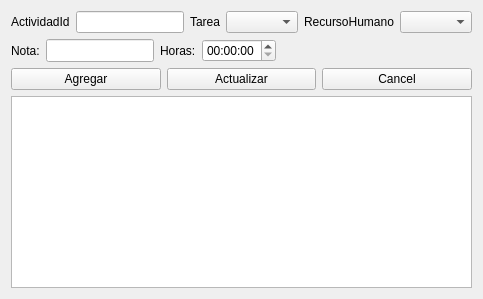
CocoMarck/administracionDeActividades, file views/ui/actividad_form.ui: the form before one commit.
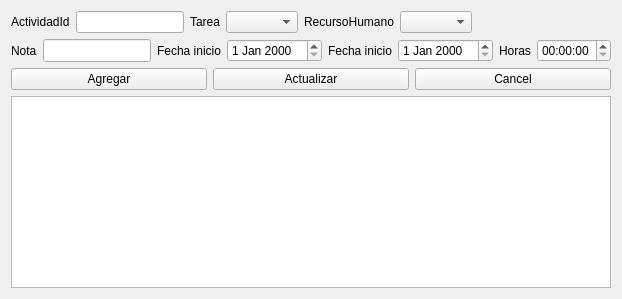
The form after the commit.

Commit message: Tabla Actividad | Metodo update

```diff
--- a/views/ui/actividad_form.ui
+++ b/views/ui/actividad_form.ui
@@ -115,7 +115,7 @@
      <!-- Nota -->
      <item>
       <widget class="QLabel" name="label_note">
-       <property name="text"> <string>Nota:</string> </property>
+       <property name="text"> <string>Nota</string> </property>
        
        <property name="sizePolicy">
         <sizepolicy hsizetype="Fixed" vsizetype="Preferred">
@@ -138,11 +138,62 @@
       </widget>
      </item>
      
+     <!-- Fecha inicio -->
+     <item>
+      <widget class="QLabel" name="label_start_date">
+       <property name="text"> <string>Fecha inicio</string> </property>
+       
+       <property name="sizePolicy">
+        <sizepolicy hsizetype="Fixed" vsizetype="Preferred">
+         <horstretch>0</horstretch><verstretch>0</verstretch>
+        </sizepolicy>
+       </property>
+
+      </widget>
+     </item>
+     
+     <item>
+      <widget class="QDateEdit" name="start_date">
+       <property name="sizePolicy">
+        <sizepolicy hsizetype="Fixed" vsizetype="Preferred">
+         <horstretch>1</horstretch><verstretch>1</verstretch>
+        </sizepolicy>
+       </property>
+
+      </widget>
+     </item>
+     
+     
+     <!-- Fecha fin -->
+     <item>
+      <widget class="QLabel" name="label_end_date">
+       <property name="text"> <string>Fecha inicio</string> </property>
+       
+       <property name="sizePolicy">
+        <sizepolicy hsizetype="Fixed" vsizetype="Preferred">
+         <horstretch>0</horstretch><verstretch>0</verstretch>
+        </sizepolicy>
+       </property>
+
+      </widget>
+     </item>
+     
+     <item>
+      <widget class="QDateEdit" name="end_date">
+       <property name="sizePolicy">
+        <sizepolicy hsizetype="Fixed" vsizetype="Preferred">
+         <horstretch>1</horstretch><verstretch>1</verstretch>
+        </sizepolicy>
+       </property>
+
+      </widget>
+     </item>
+     
      
      <!-- horas -->
      <item>
       <widget class="QLabel" name="label_hours">
-       <property name="text"> <string>Horas:</string> </property>
+       <property name="text"> <string>Horas</string> </property>
        
        <property name="sizePolicy">
         <sizepolicy hsizetype="Fixed" vsizetype="Preferred">
```
Left out of the diff: 4 changed lines with no effect on the pictures. The commit also changes 4 other files.
